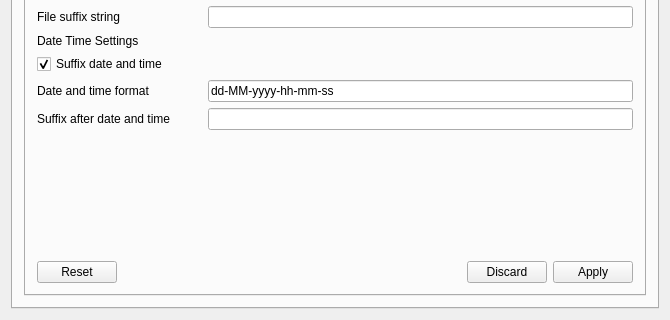
This is autofilebackup.ui in imatefx/auto-file-backup as Qt 5 draws it before an edit; both pictures show x 0 to 670 and y 189 to 509 of the 670 by 509 pixel window. The edited form follows.
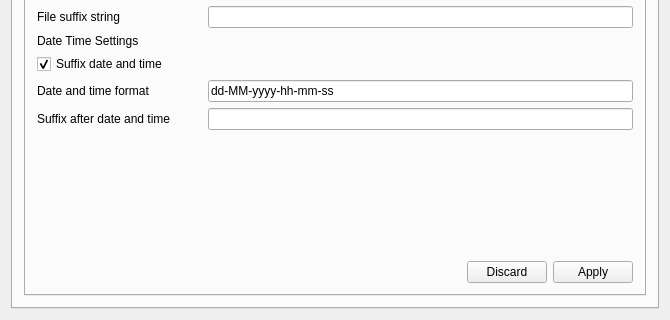
This is the edited form.

```diff
--- a/autofilebackup.ui
+++ b/autofilebackup.ui
@@ -194,7 +194,7 @@
              <item>
               <widget class="QDialogButtonBox" name="fileCopyButtonBox">
                <property name="standardButtons">
-                <set>QDialogButtonBox::Apply|QDialogButtonBox::Discard|QDialogButtonBox::Reset</set>
+                <set>QDialogButtonBox::Apply|QDialogButtonBox::Discard</set>
                </property>
               </widget>
              </item>
```
Left out of the diff: 3 changed lines with no effect on the pictures.
